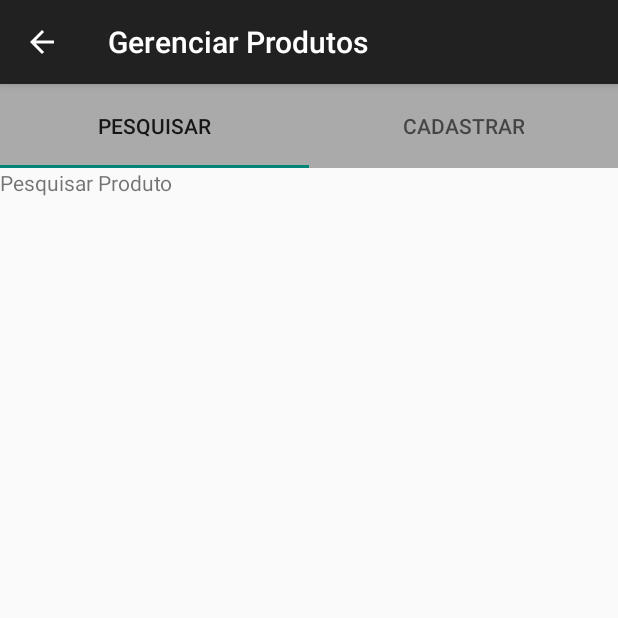
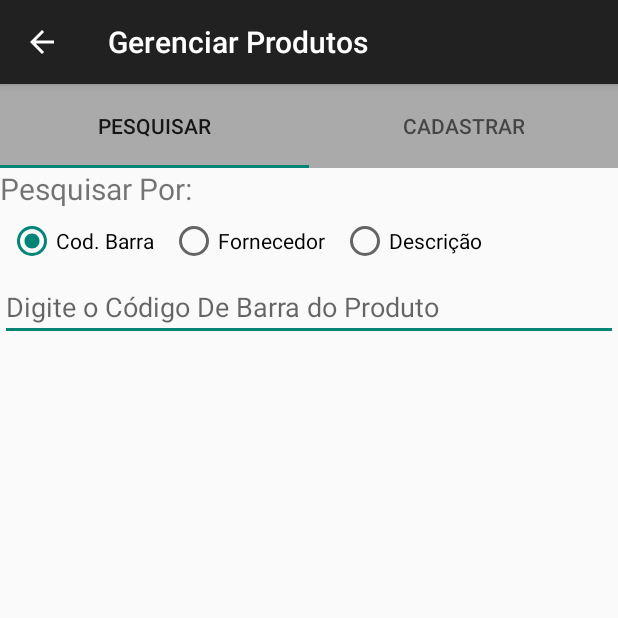
Before and after one commit to jfpsb/Contador, an Android app: the TelaProduto screen opened directly, with no data from a screen before it, on a phone screen of 412 x 824 dp, the top half of it. Run offline under Robolectric (Android 15) with nearby library versions, the phone set to English and light mode, and no system bars.

Commit message:
Interface de telas de pesquisa
layout de tela transformado em um só
Colocando alguns dos textos em strings.xml

```diff
--- a/app/src/main/java/com/vandamodaintima/jfpsb/contador/tela/TelaProduto.java
+++ b/app/src/main/java/com/vandamodaintima/jfpsb/contador/tela/TelaProduto.java
@@ -5,6 +5,11 @@ import android.support.design.widget.TabLayout;
 import android.support.v4.view.ViewPager;
 import android.support.v7.app.AppCompatActivity;
 import android.support.v7.widget.Toolbar;
+import android.view.ViewStub;
+import android.widget.EditText;
+import android.widget.RadioButton;
+import android.widget.RadioGroup;
+import android.widget.Toast;
 
 import com.vandamodaintima.jfpsb.contador.tela.manager.CadastrarFornecedor;
 import com.vandamodaintima.jfpsb.contador.MyPagerAdapter;
@@ -21,9 +26,13 @@ public class TelaProduto extends AppCompatActivity {
     @Override
     protected void onCreate(Bundle savedInstanceState) {
         super.onCreate(savedInstanceState);
-        setContentView(R.layout.activity_tela_produto);
+        setContentView(R.layout.activity_tela);
         Toolbar toolbar = (Toolbar) findViewById(R.id.toolbar);
         setSupportActionBar(toolbar);
+
+        ViewStub stub = findViewById(R.id.layoutStub);
+        stub.setLayoutResource(R.layout.content_tela_produto);
+        stub.inflate();
 
         getSupportActionBar().setDisplayHomeAsUpEnabled(true);
         getSupportActionBar().setDisplayShowHomeEnabled(true);
--- a/app/src/main/java/com/vandamodaintima/jfpsb/contador/tela/manager/CadastrarProduto.java
+++ b/app/src/main/java/com/vandamodaintima/jfpsb/contador/tela/manager/CadastrarProduto.java
@@ -6,14 +6,19 @@ import android.support.v4.app.Fragment;
 import android.view.LayoutInflater;
 import android.view.View;
 import android.view.ViewGroup;
+import android.widget.EditText;
+import android.widget.RadioGroup;
+import android.widget.Toast;
 
 import com.vandamodaintima.jfpsb.contador.R;
+import com.vandamodaintima.jfpsb.contador.tela.TelaProduto;
 
 /**
  * A simple {@link Fragment} subclass.
  */
 public class CadastrarProduto extends Fragment {
-
+    private RadioGroup radioGroup;
+    private EditText txtPesquisaProduto;
 
     public CadastrarProduto() {
         // Required empty public constructor
@@ -23,6 +28,31 @@ public class CadastrarProduto extends Fragment {
     @Override
     public View onCreateView(LayoutInflater inflater, ViewGroup container,
                              Bundle savedInstanceState) {
+        radioGroup = container.findViewById(R.id.radioGroupOpcao);
+        txtPesquisaProduto = container.findViewById(R.id.txtPesquisaProduto);
+
+        radioGroup.setOnCheckedChangeListener(new RadioGroup.OnCheckedChangeListener() {
+            @Override
+            public void onCheckedChanged(RadioGroup radioGroup, int i) {
+                int selecao = radioGroup.getCheckedRadioButtonId();
+
+                switch (selecao) {
+                    case (R.id.rbCodBarra):
+                        txtPesquisaProduto.setHint(R.string.hintRadioButtonCodBarra);
+                        break;
+                    case (R.id.rbDescricao):
+                        txtPesquisaProduto.setHint(R.string.hintRadioButtonDescricao);
+                        break;
+                    case (R.id.rbFornecedor):
+                        txtPesquisaProduto.setHint(R.string.hintRadioButtonNomeFornecedor);
+                        break;
+                    default:
+                        Toast.makeText(getActivity(), "Aconteceu algo de errado", Toast.LENGTH_SHORT).show();
+                        break;
+                }
+            }
+        });
+
         // Inflate the layout for this fragment
         return inflater.inflate(R.layout.fragment_cadastrar_produto, container, false);
     }
--- a/app/src/main/res/layout/activity_tela_fornecedor.xml
+++ b/app/src/main/res/layout/activity_tela.xml
@@ -1,11 +1,9 @@
 <?xml version="1.0" encoding="utf-8"?>
 <LinearLayout xmlns:android="http://schemas.android.com/apk/res/android"
     xmlns:app="http://schemas.android.com/apk/res-auto"
-    xmlns:tools="http://schemas.android.com/tools"
     android:layout_width="match_parent"
     android:layout_height="match_parent"
-    android:orientation="vertical"
-    tools:context="com.vandamodaintima.jfpsb.contador.tela.TelaFornecedor">
+    android:orientation="vertical" >
 
     <android.support.design.widget.AppBarLayout
         android:layout_width="match_parent"
@@ -21,6 +19,9 @@
 
     </android.support.design.widget.AppBarLayout>
 
-    <include layout="@layout/content_tela_fornecedor" />
+    <ViewStub
+        android:layout_width="match_parent"
+        android:layout_height="match_parent"
+        android:id="@+id/layoutStub" />
 
 </LinearLayout>
--- a/app/src/main/res/layout/activity_tela_produto.xml
+++ /dev/null
@@ -1,26 +0,0 @@
-<?xml version="1.0" encoding="utf-8"?>
-<LinearLayout xmlns:android="http://schemas.android.com/apk/res/android"
-    xmlns:app="http://schemas.android.com/apk/res-auto"
-    xmlns:tools="http://schemas.android.com/tools"
-    android:layout_width="match_parent"
-    android:layout_height="match_parent"
-    android:orientation="vertical"
-    tools:context="com.vandamodaintima.jfpsb.contador.tela.TelaProduto">
-
-    <android.support.design.widget.AppBarLayout
-        android:layout_width="match_parent"
-        android:layout_height="wrap_content"
-        android:theme="@style/TabAppTheme.AppBarOverlay">
-
-        <android.support.v7.widget.Toolbar
-            android:id="@+id/toolbar"
-            android:layout_width="match_parent"
-            android:layout_height="wrap_content"
-            android:background="?attr/colorPrimary"
-            app:popupTheme="@style/TabAppTheme.PopupOverlay" />
-
-    </android.support.design.widget.AppBarLayout>
-
-    <include layout="@layout/content_tela_produto" />
-
-</LinearLayout>
--- a/app/src/main/res/layout/fragment_pesquisar_produto.xml
+++ b/app/src/main/res/layout/fragment_pesquisar_produto.xml
@@ -1,13 +1,54 @@
-<FrameLayout xmlns:android="http://schemas.android.com/apk/res/android"
+<LinearLayout xmlns:android="http://schemas.android.com/apk/res/android"
     xmlns:tools="http://schemas.android.com/tools"
     android:layout_width="match_parent"
     android:layout_height="match_parent"
-    tools:context="com.vandamodaintima.jfpsb.contador.tela.manager.PesquisarProduto">
+    android:orientation="vertical"
+    android:layout_margin="7dip"
+    tools:context="com.vandamodaintima.jfpsb.contador.tela.manager.PesquisarProduto" >
 
-    <!-- TODO: Update blank fragment layout -->
     <TextView
         android:layout_width="match_parent"
-        android:layout_height="match_parent"
-        android:text="Pesquisar Produto" />
+        android:layout_height="wrap_content"
+        android:text="Pesquisar Por:"
+        android:textSize="20dp" />
 
-</FrameLayout>
+    <RadioGroup
+        android:layout_width="match_parent"
+        android:layout_height="wrap_content"
+        android:id="@+id/radioGroupOpcao"
+        android:orientation="horizontal">
+
+        <RadioButton
+            android:layout_width="wrap_content"
+            android:layout_height="wrap_content"
+            android:id="@+id/rbCodBarra"
+            android:text="Cod. Barra"
+            android:checked="true"
+            android:textSize="14dp"
+            android:layout_margin="5dip" />
+
+        <RadioButton
+            android:layout_width="wrap_content"
+            android:layout_height="wrap_content"
+            android:id="@+id/rbFornecedor"
+            android:text="Fornecedor"
+            android:textSize="14dp"
+            android:layout_margin="5dip" />
+
+        <RadioButton
+            android:layout_width="wrap_content"
+            android:layout_height="wrap_content"
+            android:id="@+id/rbDescricao"
+            android:text="Descrição"
+            android:textSize="14dp"
+            android:layout_margin="5dip" />
+
+    </RadioGroup>
+
+    <EditText
+        android:layout_width="match_parent"
+        android:layout_height="wrap_content"
+        android:id="@+id/txtPesquisaProduto"
+        android:hint="@string/hintRadioButtonCodBarra"/>
+
+</LinearLayout>
```
Also changed, not shown: app/src/main/java/com/vandamodaintima/jfpsb/contador/tela/TelaContador.java (+53 -6 lines), app/src/main/java/com/vandamodaintima/jfpsb/contador/tela/TelaFornecedor.java (+6 -1 lines), app/src/main/java/com/vandamodaintima/jfpsb/contador/tela/TelaLoja.java (+6 -1 lines), app/src/main/java/com/vandamodaintima/jfpsb/contador/tela/manager/CadastrarContagem.java (added, +30 -0 lines), app/src/main/java/com/vandamodaintima/jfpsb/contador/tela/manager/PesquisarContagem.java (added, +30 -0 lines), app/src/main/res/layout/activity_tela_contador.xml (deleted, +0 -25 lines), app/src/main/res/layout/activity_tela_loja.xml (deleted, +0 -26 lines), app/src/main/res/layout/content_tela_contador.xml (+16 -5 lines), app/src/main/res/layout/fragment_cadastrar_contagem.xml (added, +22 -0 lines), app/src/main/res/layout/fragment_cadastrar_produto.xml (+2 -10 lines), app/src/main/res/layout/fragment_pesquisar_contagem.xml (added, +40 -0 lines), app/src/main/res/layout/fragment_pesquisar_fornecedor.xml (+13 -5 lines), app/src/main/res/layout/fragment_pesquisar_loja.xml (+14 -4 lines), app/src/main/res/menu/menu_tela_produto.xml (deleted, +0 -9 lines), 1 more files.
